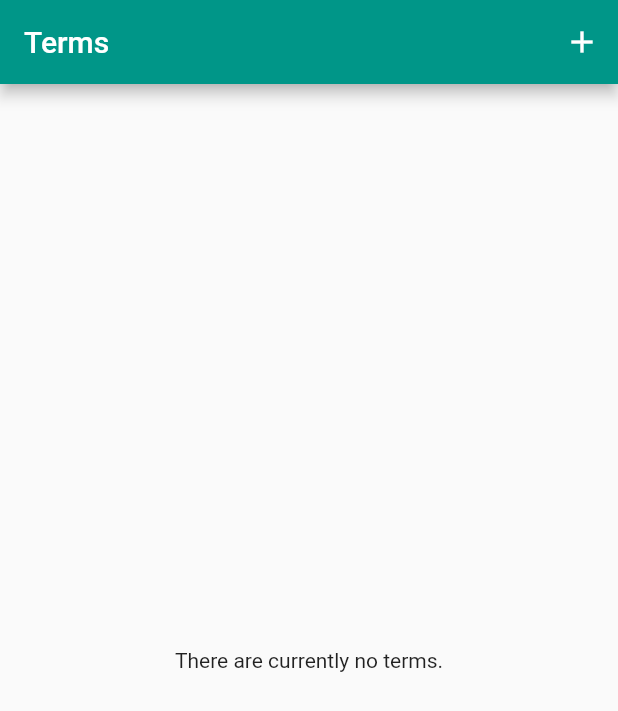
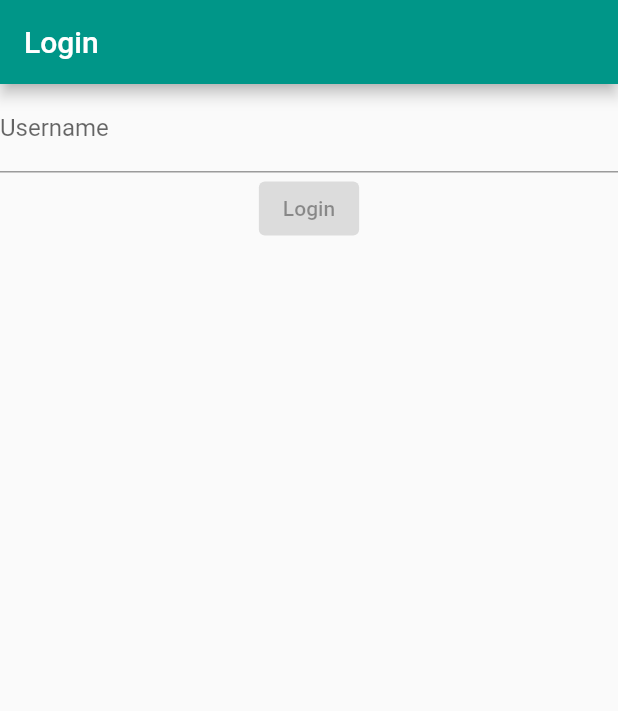
Before and after one commit to MetoA/mis-termini-labs, a Flutter app: the screen it shows after launch, on a phone screen of 412 x 824 dp. Shown: the top 711 px of the screen. Run offline on Flutter 3.47's test engine with Material 2 defaults, Android fonts, the phone set to English and light mode, and no system bars; our stand-ins replace equatable, flutter_bloc, flutter_datetime_picker, jiffy, nanoid, shared_preferences.

Commit message:
lab4 state across multiple users and simple login
- Using shared_preferences for storing state
- very simple username only authentication

```diff
--- a/lib/blocs/terms_bloc/terms_event.dart
+++ b/lib/blocs/terms_bloc/terms_event.dart
@@ -6,10 +6,12 @@ class TermsInitializedEvent extends TermsEvent {}
 
 class TermAddedEvent extends TermsEvent {
   final Term term;
+
   TermAddedEvent({required this.term});
 }
 
 class TermDeletedEvent extends TermsEvent {
   final String id;
+
   TermDeletedEvent({required this.id});
 }
--- a/lib/blocs/terms_bloc/terms_state.dart
+++ b/lib/blocs/terms_bloc/terms_state.dart
@@ -20,5 +20,6 @@ class TermsPopulatedState extends TermsState {
 
 class TermsErrorState extends TermsState {
   final String error;
+
   TermsErrorState({required this.error}) : super(terms: []);
 }
--- a/lib/main.dart
+++ b/lib/main.dart
@@ -1,14 +1,22 @@
 import 'package:flutter/material.dart';
 import 'package:flutter_bloc/flutter_bloc.dart';
+import 'package:shared_preferences/shared_preferences.dart';
 import 'package:termini/blocs/terms_bloc/terms_bloc.dart';
+import 'package:termini/screens/login_screen.dart';
 import 'package:termini/screens/terms_screen.dart';
 
 void main() {
-  runApp(const MyApp());
+  WidgetsFlutterBinding.ensureInitialized();
+  SharedPreferences.getInstance().then((prefs) {
+    bool isLoggedIn = prefs.getString('logged_username') != null;
+    runApp(MyApp(isLoggedIn: isLoggedIn));
+  });
 }
 
 class MyApp extends StatelessWidget {
-  const MyApp({super.key});
+  final bool isLoggedIn;
+
+  const MyApp({super.key, required this.isLoggedIn});
 
   // This widget is the root of your application.
   @override
@@ -21,7 +29,10 @@ class MyApp extends StatelessWidget {
               colorScheme: ColorScheme.fromSwatch(primarySwatch: Colors.teal)
                   .copyWith(secondary: Colors.tealAccent),
             ),
-            initialRoute: '/terms-list',
-            routes: {TermsScreen.route: (context) => const TermsScreen()}));
+            initialRoute: isLoggedIn ? TermsScreen.route : LoginScreen.route,
+            routes: {
+              LoginScreen.route: (context) => const LoginScreen(),
+              TermsScreen.route: (context) => const TermsScreen()
+            }));
   }
 }
--- a/lib/models/terms.dart
+++ b/lib/models/terms.dart
@@ -1,6 +1,6 @@
 import 'package:equatable/equatable.dart';
 
-class Term extends Equatable{
+class Term extends Equatable {
   final String id;
   final String name;
   final DateTime dateTime;
@@ -9,4 +9,12 @@ class Term extends Equatable{
 
   @override
   List<Object?> get props => [id];
+
+  Term.fromJson(Map<String, dynamic> json)
+      : id = json['id'],
+        name = json['name'],
+        dateTime = DateTime.parse(json['dateTime']);
+
+  Map<String, dynamic> toJson() =>
+      {'id': id, 'name': name, 'dateTime': dateTime.toString()};
 }
--- /dev/null
+++ b/lib/screens/login_screen.dart
@@ -0,0 +1,55 @@
+import 'package:flutter/material.dart';
+import 'package:shared_preferences/shared_preferences.dart';
+import 'package:termini/screens/terms_screen.dart';
+
+class LoginScreen extends StatefulWidget {
+  static const String route = '/login';
+
+  const LoginScreen({super.key});
+
+  @override
+  State<StatefulWidget> createState() => _LoginScreenState();
+}
+
+class _LoginScreenState extends State<LoginScreen> {
+  final Future<SharedPreferences> _prefs = SharedPreferences.getInstance();
+  final _usernameController = TextEditingController();
+  String username = '';
+
+  @override
+  Widget build(BuildContext context) {
+    return Scaffold(
+      appBar: AppBar(
+        title: const Text('Login'),
+      ),
+      body: Center(
+        child: Column(
+          children: [
+            TextField(
+              controller: _usernameController,
+              onChanged: (text) {
+                setState(() {
+                  username = text;
+                });
+              },
+              decoration: const InputDecoration(
+                  labelText: 'Username',
+                  hintText: 'Enter your existing username or a new one...'),
+            ),
+            ElevatedButton(
+              onPressed: username.isEmpty
+                  ? null
+                  : () {
+                      _prefs.then((prefs) =>
+                          prefs.setString('logged_username', username));
+                      Navigator.of(context).pushNamedAndRemoveUntil(
+                          TermsScreen.route, (route) => false);
+                    },
+              child: const Text('Login'),
+            )
+          ],
+        ),
+      ),
+    );
+  }
+}
--- a/pubspec.yaml
+++ b/pubspec.yaml
@@ -41,6 +41,7 @@ dependencies:
   flutter_datetime_picker: ^1.5.1
   nanoid: ^1.0.0
   jiffy: ^5.0.0
+  shared_preferences: ^2.0.15
 
 dev_dependencies:
   flutter_test:
```
Also changed, not shown: lib/blocs/terms_bloc/terms_bloc.dart (+24 -4 lines), lib/screens/terms_screen.dart (+28 -10 lines), lib/widgets/app_bar.dart (+7 -1 lines), lib/widgets/create_term_modal.dart (+10 -5 lines), lib/extensions/date_extensions.dart (line endings or trailing spaces), pubspec.lock, 1 other file.
